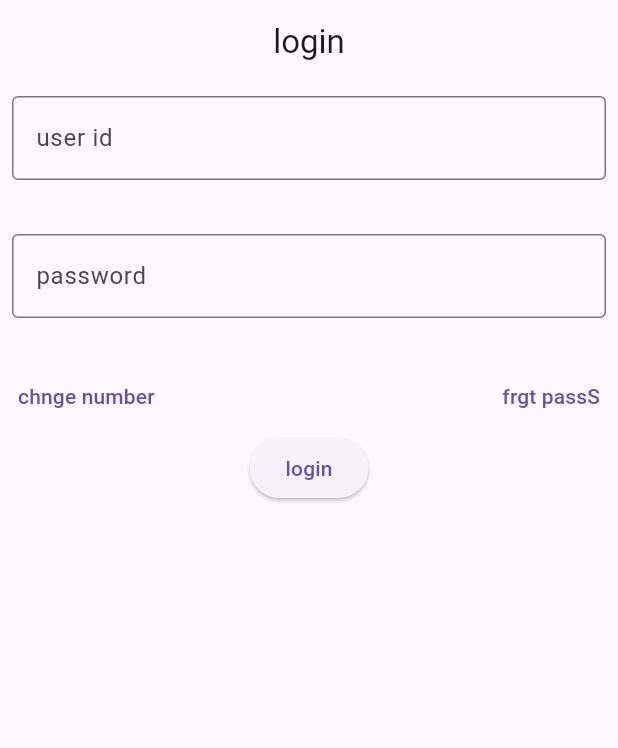
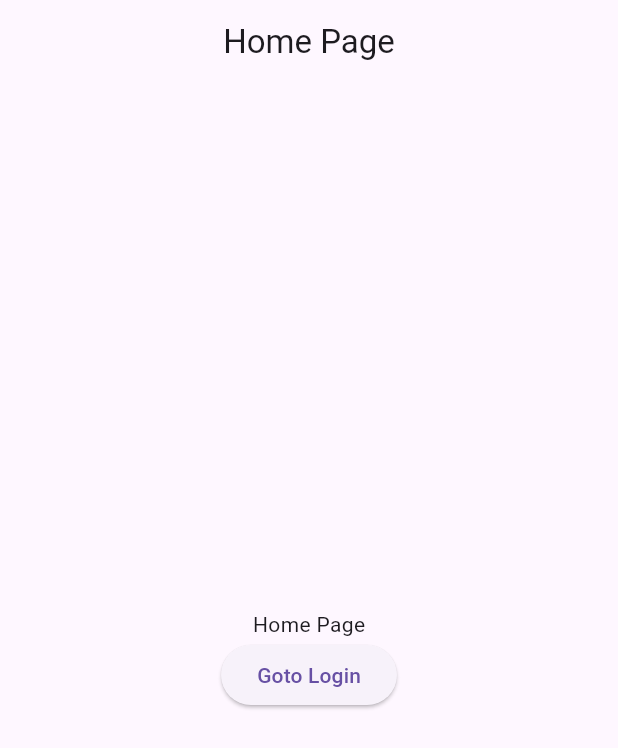
Before and after one commit to sunilab1999/simple-app, a Flutter app: the screen it shows after launch, on a phone screen of 412 x 824 dp. Shown: the top 748 px of the screen. Run offline on Flutter 3.47's test engine with Material 3 defaults, Android fonts, the phone set to English and light mode, and no system bars.

Commit message:
home page and login page created

```diff
--- a/lib/main.dart
+++ b/lib/main.dart
@@ -1,4 +1,6 @@
 import 'package:flutter/material.dart';
+import 'package:simple_app/pages/home_page.dart';
+import 'package:simple_app/pages/login.dart';
 
 void main() {
   runApp(const MyApp());
@@ -11,53 +13,7 @@ class MyApp extends StatelessWidget {
   Widget build(BuildContext context) {
     return MaterialApp(
       debugShowCheckedModeBanner: false,
-      home: Scaffold(
-        appBar: AppBar(
-          centerTitle: true,
-          title: Text("login"),
-        ),
-        body: Column(
-          children: [
-            Padding(
-              padding: const EdgeInsets.all(8.0),
-              child: TextField(
-                decoration: InputDecoration(
-                  hintText: "user id",
-                  border: OutlineInputBorder(),
-                ),
-              ),
-            ),
-            SizedBox(
-              height: 20,
-            ),
-            Padding(
-              padding: const EdgeInsets.all(8.0),
-              child: TextField(
-                keyboardType: TextInputType.number,
-                decoration: InputDecoration(
-                    hintText: "password", border: OutlineInputBorder()),
-              ),
-            ),
-            SizedBox(
-              height: 20,
-            ),
-            Row(
-              mainAxisAlignment: MainAxisAlignment.spaceBetween,
-              children: [
-                TextButton(
-                  onPressed: () {},
-                  child: Text("chnge number"),
-                ),
-                TextButton(
-                  onPressed: () {},
-                  child: Text("frgt passS"),
-                )
-              ],
-            ),
-            ElevatedButton(onPressed: () {}, child: Text("login"))
-          ],
-        ),
-      ),
+      home: HomePage(),
     );
   }
 }
--- /dev/null
+++ b/lib/pages/home_page.dart
@@ -0,0 +1,35 @@
+import 'package:flutter/material.dart';
+import 'package:simple_app/pages/login.dart';
+
+class HomePage extends StatelessWidget {
+  const HomePage({Key? key}) : super(key: key);
+
+  @override
+  Widget build(BuildContext context) {
+    return Scaffold(
+      appBar: AppBar(
+        centerTitle: true,
+        title: Text("Home Page"),
+      ),
+      body: Center(
+        child: Column(
+          mainAxisAlignment: MainAxisAlignment.center,
+          children: [
+            Text("Home Page"),
+            ElevatedButton(
+              onPressed: () {
+                Navigator.push(
+                  context,
+                  MaterialPageRoute(
+                    builder: (context) => const LoginPage(),
+                  ),
+                );
+              },
+              child: Text("Goto Login"),
+            )
+          ],
+        ),
+      ),
+    );
+  }
+}
```
Also changed, not shown: lib/pages/login.dart (added, +56 -0 lines).
